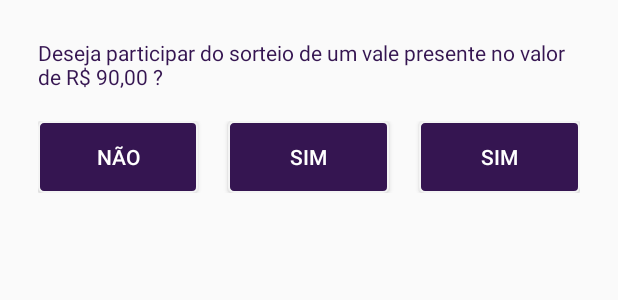
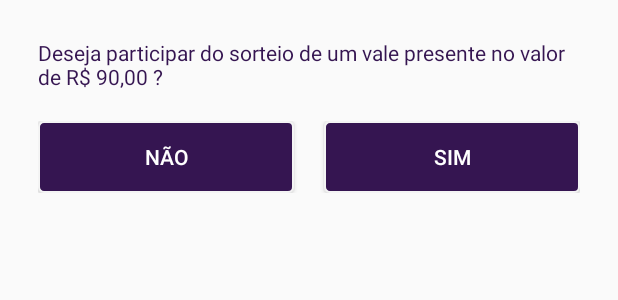
Before and after one commit to paivagabriel/CC, an Android app: the layout dialog_promocao.xml on its own in the app's theme, with its tools: preview values and no code run, on a phone screen of 412 x 824 dp. Shown: the top 300 px of the screen. Run offline under Robolectric (Android 15) with nearby library versions, the phone set to English and light mode, and no system bars.

Commit message:
Home Adicionado e Correção de erros

```diff
--- a/app/build.gradle
+++ b/app/build.gradle
@@ -37,6 +37,7 @@ dependencies {
     implementation 'com.google.firebase:firebase-core:11.8.0'
     implementation 'com.google.firebase:firebase-database:11.8.0'
     implementation 'com.firebaseui:firebase-ui-database:0.4.0'
+    implementation 'com.aurelhubert:ahbottomnavigation:2.1.0'
     testImplementation 'junit:junit:4.12'
     androidTestImplementation 'com.android.support.test:runner:1.0.2'
     androidTestImplementation 'com.android.support.test.espresso:espresso-core:3.0.2'
--- a/app/src/main/AndroidManifest.xml
+++ b/app/src/main/AndroidManifest.xml
@@ -13,7 +13,8 @@
         android:roundIcon="@mipmap/ic_launcher_roxo_round"
         android:supportsRtl="true"
         android:theme="@style/AppTheme">
-        <activity android:name=".SplashScreen">
+        <activity android:name=".SplashScreen"
+            android:screenOrientation="portrait">
             <intent-filter>
                 <action android:name="android.intent.action.MAIN" />
 
--- a/app/src/main/java/com/celebrateclub/HomeActivity.java
+++ b/app/src/main/java/com/celebrateclub/HomeActivity.java
@@ -22,7 +22,6 @@ import android.widget.TextView;
 import com.celebrateclub.MapsConfig.Permissao;
 
 
-
 public class HomeActivity extends AppCompatActivity {
 
     private TextView mTextMessage;
@@ -45,6 +44,9 @@ public class HomeActivity extends AppCompatActivity {
                 case R.id.sobre_nos:
                     startActivity(new Intent(HomeActivity.this, SobreNosActivity.class));
                     return true;
+                case R.id.promocoes:
+                    startActivity(new Intent(HomeActivity.this, PromocoesActivity.class));
+                    return true;
 
 
             }
@@ -60,7 +62,6 @@ public class HomeActivity extends AppCompatActivity {
         validarPermissoes();
 
 
-
         mWebView = (WebView) findViewById(R.id.activity_main_webview);
         progressWebView = findViewById(R.id.progressBar);
 
@@ -70,6 +71,7 @@ public class HomeActivity extends AppCompatActivity {
         webSettings.setAppCacheEnabled(true);
         webSettings.setJavaScriptCanOpenWindowsAutomatically(true);
         webSettings.setDatabaseEnabled(true);
+        webSettings.setMixedContentMode(WebSettings.MIXED_CONTENT_ALWAYS_ALLOW);
         mWebView.loadUrl("https://rh.mazza.tech/web/guest/webuser");
 
         mWebView.setWebViewClient(new WebViewClient() {
--- a/app/src/main/res/layout/activity_promocoes.xml
+++ b/app/src/main/res/layout/activity_promocoes.xml
@@ -50,4 +50,5 @@
 
 
 
+
 </android.support.constraint.ConstraintLayout>
--- a/app/src/main/res/layout/activity_sobre_nos.xml
+++ b/app/src/main/res/layout/activity_sobre_nos.xml
@@ -53,10 +53,12 @@
         android:layout_width="match_parent"
         android:layout_height="wrap_content"
         android:layout_gravity="bottom"
+
+        app:menu="@menu/navigation"
+        android:background="?android:attr/windowBackground"
+        app:labelVisibilityMode="labeled"
         app:itemIconTint="@color/colorAccent"
         app:itemTextColor="@color/colorAccent"
-        app:menu="@menu/navigation"
-        android:background="?android:attr/windowBackground"
         />
 
 </android.support.design.widget.CoordinatorLayout>
--- a/app/src/main/res/layout/dialog_promocao.xml
+++ b/app/src/main/res/layout/dialog_promocao.xml
@@ -29,16 +29,6 @@
             android:textColor="@android:color/white" />
 
         <Button
-            android:id="@+id/btndialotest"
-            android:layout_width="wrap_content"
-            android:layout_height="wrap_content"
-            android:layout_marginLeft="20dp"
-            android:layout_weight="1"
-            android:background="@drawable/btn_drawable"
-            android:text="Sim"
-            android:textColor="@android:color/white" />
-
-        <Button
             android:id="@+id/btnDialogSim"
             android:layout_width="wrap_content"
             android:layout_height="wrap_content"
--- a/app/src/main/res/menu/navigation.xml
+++ b/app/src/main/res/menu/navigation.xml
@@ -1,6 +1,12 @@
 <?xml version="1.0" encoding="utf-8"?>
 <menu xmlns:android="http://schemas.android.com/apk/res/android"
     xmlns:app="http://schemas.android.com/apk/res-auto">
+
+    <item
+        android:id="@+id/home"
+        android:icon="@drawable/ic_home_black_24dp"
+        android:title="Home"
+        app:showAsAction="always|withText" />
 
 
     <item
```
Also changed, not shown: app/src/main/java/com/celebrateclub/PromocoesActivity.java (+53 -1 lines), app/src/main/java/com/celebrateclub/SobreNosActivity.java (+14 -0 lines).
